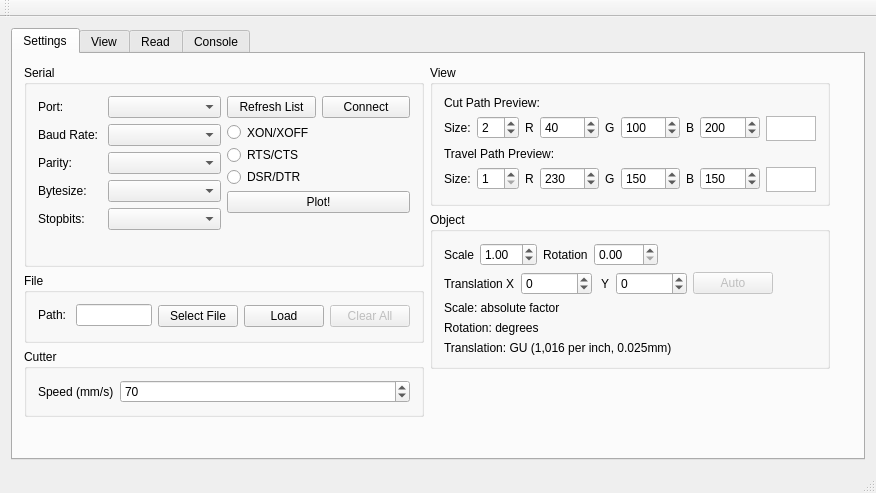
Old version of the form mainwindow.ui in the repository makerslocal/localplot.
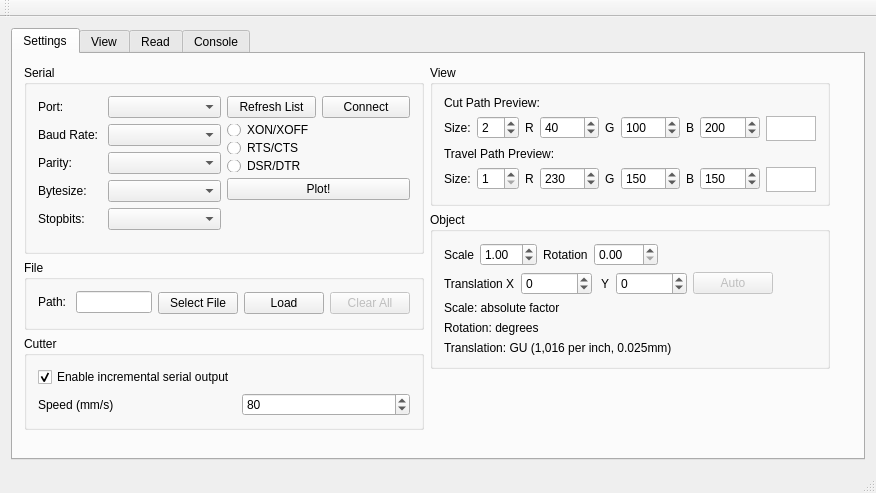
New version of the form.

Commit message: Toggle for incremental serial. Added a checkbox for the UI, tied to the serial send delay.

```diff
--- a/mainwindow.ui
+++ b/mainwindow.ui
@@ -244,14 +244,14 @@
             <layout class="QHBoxLayout" name="horizontalLayout_10">
              <item>
               <layout class="QFormLayout" name="formLayout_15">
-               <item row="0" column="0">
+               <item row="1" column="0">
                 <widget class="QLabel" name="label_23">
                  <property name="text">
                   <string>Speed (mm/s)</string>
                  </property>
                 </widget>
                </item>
-               <item row="0" column="1">
+               <item row="1" column="1">
                 <widget class="QSpinBox" name="spinBox_cutterSpeed">
                  <property name="minimum">
                   <number>1</number>
@@ -260,7 +260,20 @@
                   <number>999</number>
                  </property>
                  <property name="value">
-                  <number>70</number>
+                  <number>80</number>
+                 </property>
+                </widget>
+               </item>
+               <item row="0" column="0">
+                <widget class="QCheckBox" name="checkBox_cutterSpeed">
+                 <property name="toolTip">
+                  <string extracomment="Use this if sending all of the serial data at once overwhelms the cutter and causes it to crash."/>
+                 </property>
+                 <property name="text">
+                  <string>Enable incremental serial output</string>
+                 </property>
+                 <property name="checked">
+                  <bool>true</bool>
                  </property>
                 </widget>
                </item>
```
The commit also changes 2 other files.
